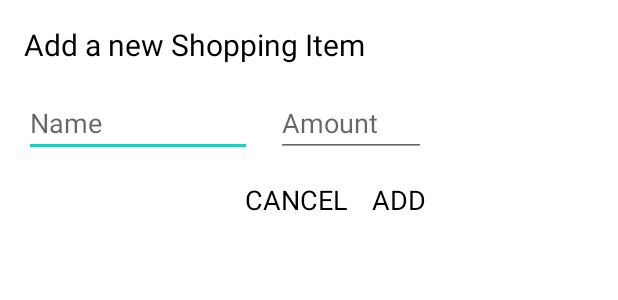
After one commit to imasha-senarath/shopping-list, an Android app: the layout add_item_dialog.xml on its own in the app's theme, with its tools: preview values and no code run, on a phone screen of 412 x 824 dp. The commit adds this screen. Shown: the top 300 px of the screen. Run offline under Robolectric (Android 15) with nearby library versions, the phone set to English and light mode, and no system bars.

Commit message:
Almost completed.

```diff
--- a/app/src/main/java/com/imasha/shoppinglist/ui/shoppinglist/ShoppingViewModelFactory.kt
+++ b/app/src/main/java/com/imasha/shoppinglist/ui/shoppinglist/ShoppingViewModelFactory.kt
@@ -4,6 +4,7 @@ import androidx.lifecycle.ViewModel
 import androidx.lifecycle.ViewModelProvider
 import com.imasha.shoppinglist.data.repositories.ShoppingRepository
 
+@Suppress("UNCHECKED_CAST")
 class ShoppingViewModelFactory(
     private val repository: ShoppingRepository
 ) : ViewModelProvider.NewInstanceFactory() {
@@ -11,5 +12,4 @@ class ShoppingViewModelFactory(
     override fun <T : ViewModel> create(modelClass: Class<T>): T {
         return ShoppingViewModel(repository) as T
     }
-
 }
--- /dev/null
+++ b/app/src/main/res/layout/add_item_dialog.xml
@@ -0,0 +1,71 @@
+<?xml version="1.0" encoding="utf-8"?>
+<androidx.constraintlayout.widget.ConstraintLayout
+    xmlns:android="http://schemas.android.com/apk/res/android"
+    xmlns:app="http://schemas.android.com/apk/res-auto"
+    xmlns:tools="http://schemas.android.com/tools"
+    android:layout_width="300dp"
+    android:layout_height="wrap_content"
+    android:padding="16dp"
+    android:orientation="vertical">
+
+    <TextView
+        android:id="@+id/tvTitle"
+        android:layout_width="wrap_content"
+        android:layout_height="wrap_content"
+        android:text="Add a new Shopping Item"
+        android:textColor="@android:color/black"
+        android:textSize="20sp"
+        app:layout_constraintStart_toStartOf="parent"
+        app:layout_constraintTop_toTopOf="parent" />
+
+    <EditText
+        android:id="@+id/etName"
+        android:layout_width="0dp"
+        android:layout_height="wrap_content"
+        android:layout_marginTop="16dp"
+        android:layout_marginEnd="16dp"
+        android:layout_marginRight="16dp"
+        android:ems="10"
+        android:hint="Name"
+        android:textColor="@android:color/black"
+        android:inputType="text"
+        app:layout_constraintEnd_toStartOf="@+id/etAmount"
+        app:layout_constraintStart_toStartOf="parent"
+        app:layout_constraintTop_toBottomOf="@+id/tvTitle" />
+
+    <EditText
+        android:id="@+id/etAmount"
+        android:layout_width="100dp"
+        android:layout_height="wrap_content"
+        android:layout_marginTop="16dp"
+        android:ems="10"
+        android:hint="Amount"
+        android:textColor="@android:color/black"
+        android:inputType="number"
+        app:layout_constraintEnd_toEndOf="parent"
+        app:layout_constraintTop_toBottomOf="@+id/tvTitle" />
+
+    <TextView
+        android:id="@+id/tvAdd"
+        android:layout_width="wrap_content"
+        android:layout_height="wrap_content"
+        android:layout_marginTop="16dp"
+        android:text="ADD"
+        android:textColor="@android:color/black"
+        android:textSize="18sp"
+        app:layout_constraintEnd_toEndOf="parent"
+        app:layout_constraintTop_toBottomOf="@+id/etAmount" />
+
+    <TextView
+        android:id="@+id/tvCancel"
+        android:layout_width="wrap_content"
+        android:layout_height="wrap_content"
+        android:layout_marginTop="16dp"
+        android:layout_marginEnd="16dp"
+        android:layout_marginRight="16dp"
+        android:text="CANCEL"
+        android:textSize="18sp"
+        android:textColor="@android:color/black"
+        app:layout_constraintEnd_toStartOf="@+id/tvAdd"
+        app:layout_constraintTop_toBottomOf="@+id/etName" />
+</androidx.constraintlayout.widget.ConstraintLayout>
--- a/app/src/main/res/layout/shopping_item.xml
+++ b/app/src/main/res/layout/shopping_item.xml
@@ -14,7 +14,7 @@
         android:layout_height="wrap_content"
         android:layout_weight="9"
         android:text="Name"
-        android:textColor="@android:color/white"
+        android:textColor="@android:color/black"
         android:textSize="20sp"
         app:layout_constraintStart_toStartOf="parent"
         app:layout_constraintTop_toTopOf="parent" />
```
Also changed, not shown: app/build.gradle (+5 -4 lines), app/src/debug/res/drawable-anydpi/ic_add.xml (added, +11 -0 lines), app/src/main/java/com/imasha/shoppinglist/MainActivity.kt (+31 -0 lines), app/src/main/java/com/imasha/shoppinglist/data/db/entities/ShoppingItem.kt (+4 -3 lines), app/src/main/java/com/imasha/shoppinglist/ui/shoppinglist/AddItemDialog.kt (added, +48 -0 lines), app/src/main/res/layout/activity_main.xml (+20 -10 lines), app/src/debug/res/drawable-hdpi/ic_add.png (added), app/src/debug/res/drawable-mdpi/ic_add.png (added), app/src/debug/res/drawable-xhdpi/ic_add.png (added), app/src/debug/res/drawable-xxhdpi/ic_add.png (added).
